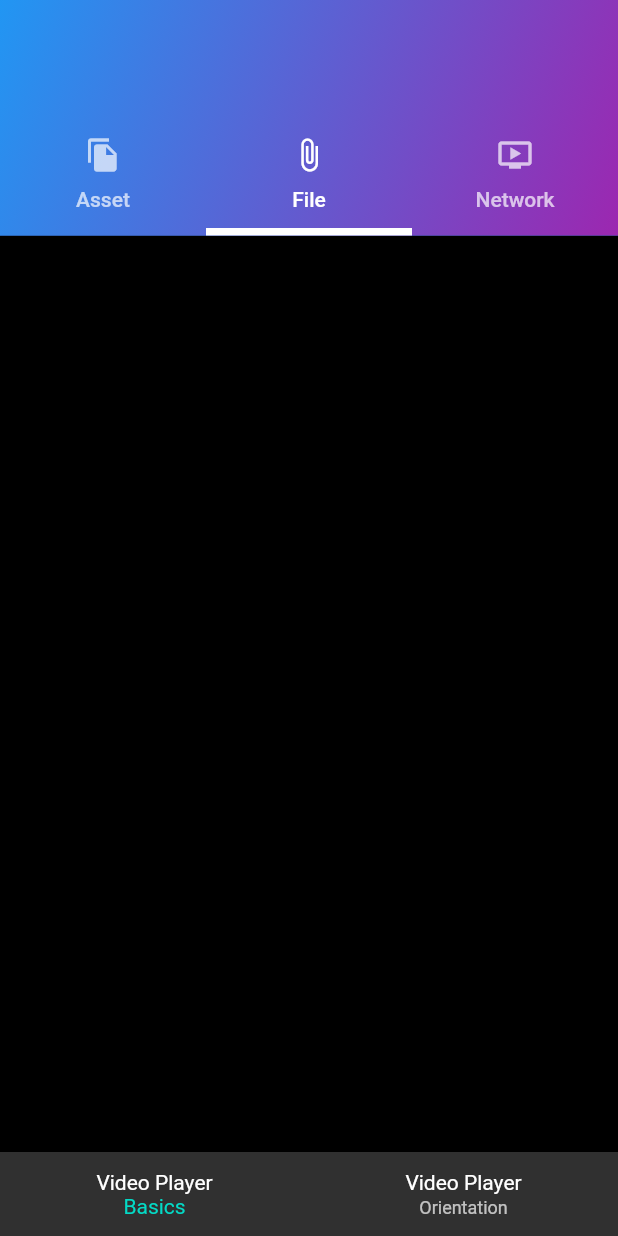
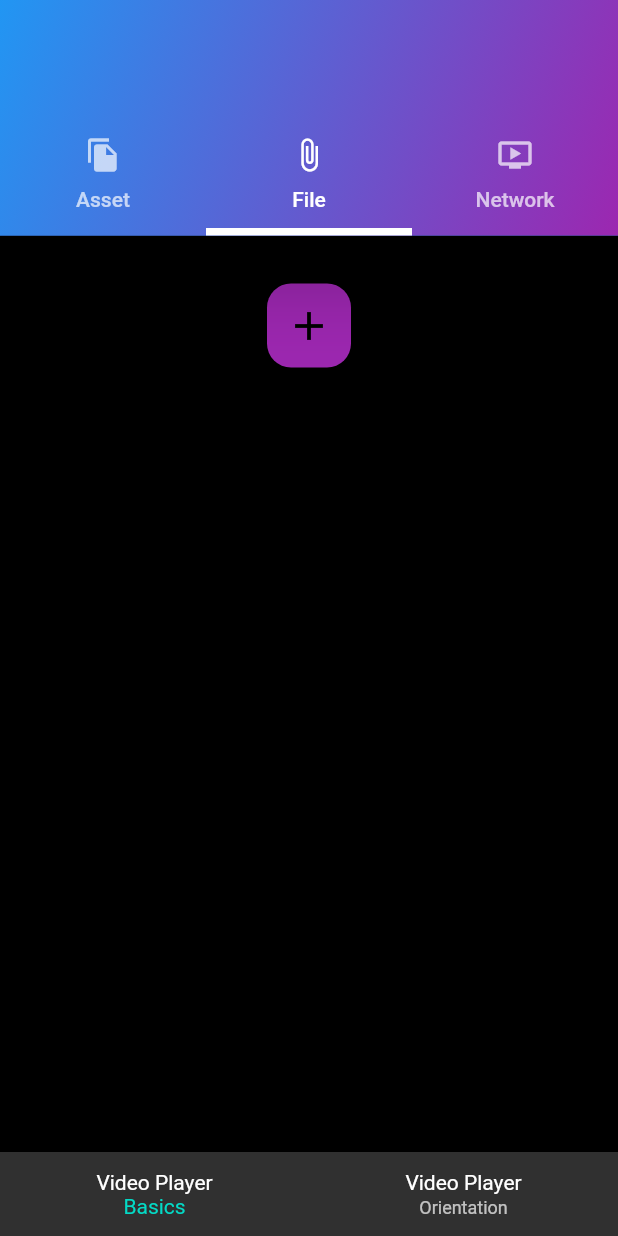
Before and after one commit to jay2098/flutter_video_player, a Flutter app: the screen it shows after launch, tab 2 chosen, on a phone screen of 412 x 824 dp. Run offline on Flutter 3.47's test engine with Material 2 defaults, Android fonts, the phone set to English and light mode, and no system bars; our stand-ins replace file_picker, video_player.

Commit message:
[ADD] FileVideoPlayer functionality Added.

```diff
--- /dev/null
+++ b/lib/widgets/other/FloatingActionButtonWidget.dart
@@ -0,0 +1,18 @@
+import 'package:flutter/material.dart';
+
+class FloatingActionButtonWidget extends StatelessWidget {
+  final VoidCallback onPressed;
+
+  const FloatingActionButtonWidget({
+    Key key,
+    @required this.onPressed,
+  }) : super(key: key);
+
+  @override
+  Widget build(BuildContext context) => FloatingActionButton(
+    child: Icon(Icons.add, size: 32),
+    onPressed: onPressed,
+    backgroundColor: Colors.purple,
+    shape: RoundedRectangleBorder(borderRadius: BorderRadius.circular(16)),
+  );
+}
--- a/lib/widgets/videoPlayers/filesVideoPlayer.dart
+++ b/lib/widgets/videoPlayers/filesVideoPlayer.dart
@@ -1,4 +1,10 @@
+import 'dart:io';
+
+import 'package:file_picker/file_picker.dart';
 import 'package:flutter/material.dart';
+import 'package:flutter_video_player/widgets/other/FloatingActionButtonWidget.dart';
+import 'package:flutter_video_player/widgets/videoPlayerWidget.dart';
+import 'package:video_player/video_player.dart';
 
 class FilesVideoPlayer extends StatefulWidget {
   @override
@@ -6,8 +12,62 @@ class FilesVideoPlayer extends StatefulWidget {
 }
 
 class _FilesVideoPlayerState extends State<FilesVideoPlayer> {
+  File file;
+  VideoPlayerController fileController;
+
+  @override
+  void initState() {
+    super.initState();
+    if (file != null && file.existsSync()) {
+      fileController = VideoPlayerController.file(file)
+        ..addListener(() => setState(() {}))
+        ..setLooping(true)
+        ..initialize().then((_) => fileController.play());
+    }
+  }
+
+  @override
+  void dispose() {
+    super.dispose();
+    fileController?.dispose();
+  }
+
   @override
   Widget build(BuildContext context) {
-    return Container();
+    return Scaffold(
+      body: Column(
+        children: [
+          VideoPlayerWidget(controller: fileController),
+          buildAddButton(),
+        ],
+      ),
+    );
+  }
+
+  Widget buildAddButton() {
+    return Container(
+      padding: EdgeInsets.all(32),
+      child: FloatingActionButtonWidget(
+        onPressed: () async {
+          final file = await pickVideoFile();
+          if (file == null) return;
+
+          fileController = VideoPlayerController.file(file)
+            ..addListener(() => setState(() {}))
+            ..setLooping(true)
+            ..initialize().then((_) {
+              fileController.play();
+              setState(() {});
+            });
+        },
+      ),
+    );
+  }
+
+  Future<File> pickVideoFile() async {
+    final result = await FilePicker.platform.pickFiles(type: FileType.video);
+    if (result == null) return null;
+
+    return File(result.files.single.path);
   }
 }
```
Also changed, not shown: lib/widgets/videoPlayerWidget.dart (added, +36 -0 lines), 2 other files.
